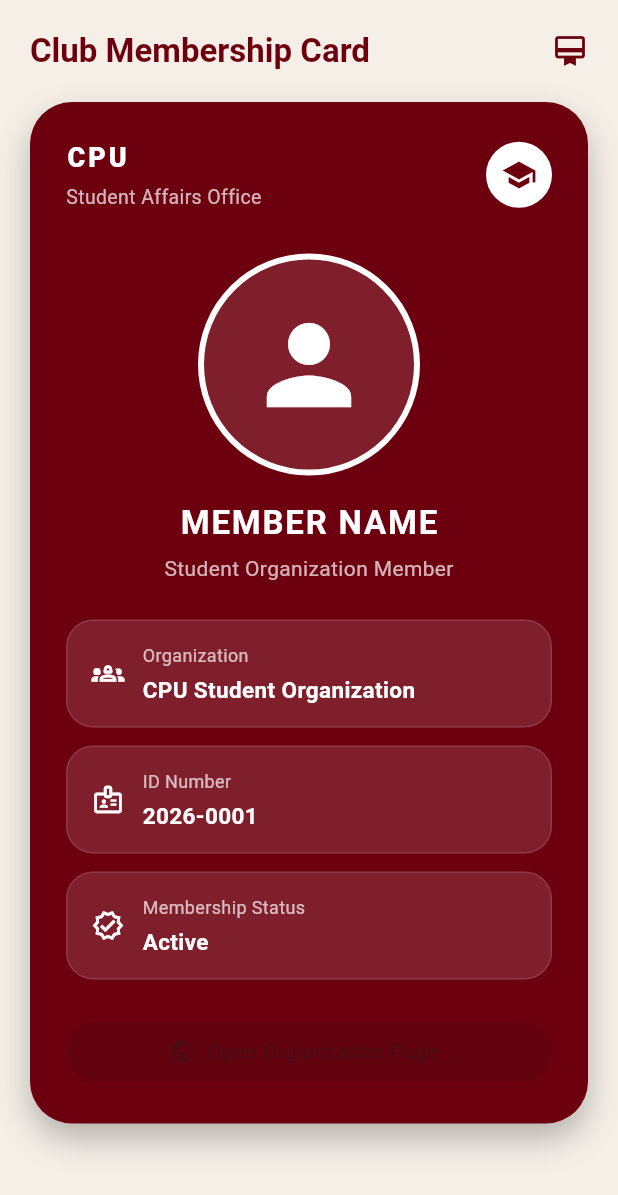
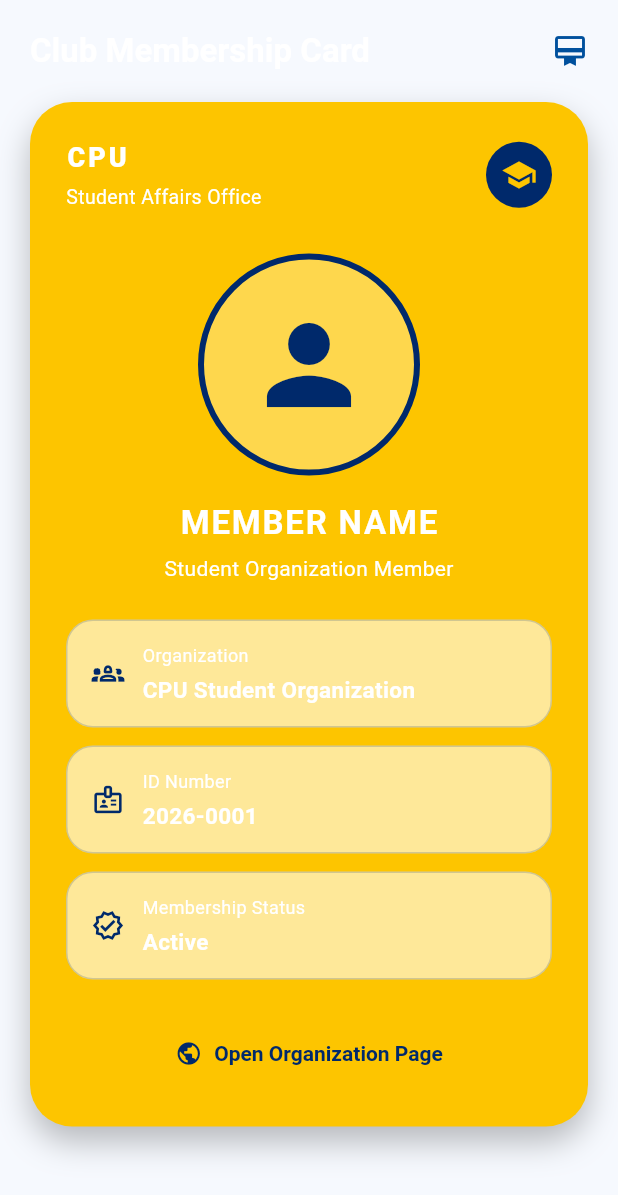
Before and after one commit to swcidd/Sanol_SherwinSid_Lab5, a Flutter app: the screen it shows after launch, on a phone screen of 412 x 824 dp. Shown: the top 1195 px of the screen. Run offline on Flutter 3.47's test engine with Material 3 defaults, Android fonts, the phone set to English and light mode, and no system bars.

Commit message:
style: update membership card styling to CPU colors and make text colors white

```diff
--- a/lib/main.dart
+++ b/lib/main.dart
@@ -1,4 +1,10 @@
 import 'package:flutter/material.dart';
+
+const Color imperialBlue = Color(0xFF00296B);
+const Color frenchBlue = Color(0xFF003F88);
+const Color steelAzure = Color(0xFF00509D);
+const Color schoolBusYellow = Color(0xFFFDC500);
+const Color gold = Color(0xFFFFD500);
 
 void main() {
   runApp(const MyApp());
@@ -14,9 +20,34 @@ class MyApp extends StatelessWidget {
       title: 'Club Membership Card',
       debugShowCheckedModeBanner: false,
       theme: ThemeData(
-        colorScheme: ColorScheme.fromSeed(seedColor: const Color(0xFF6D000F)),
+        colorScheme: ColorScheme.fromSeed(seedColor: imperialBlue).copyWith(
+          primary: schoolBusYellow,
+          secondary: frenchBlue,
+          tertiary: steelAzure,
+          surface: Colors.white,
+          onPrimary: imperialBlue,
+          onSecondary: gold,
+          onSurface: imperialBlue,
+        ),
         useMaterial3: true,
-        scaffoldBackgroundColor: const Color(0xFFF5EFE8),
+        scaffoldBackgroundColor: const Color(0xFFF6F9FE),
+        appBarTheme: const AppBarTheme(
+          backgroundColor: imperialBlue,
+          foregroundColor: Colors.white,
+        ),
+        filledButtonTheme: FilledButtonThemeData(
+          style: FilledButton.styleFrom(
+            backgroundColor: schoolBusYellow,
+            foregroundColor: imperialBlue,
+            textStyle: const TextStyle(
+              fontWeight: FontWeight.w700,
+            ),
+            padding: const EdgeInsets.symmetric(vertical: 16, horizontal: 20),
+            shape: RoundedRectangleBorder(
+              borderRadius: BorderRadius.circular(16),
+            ),
+          ),
+        ),
       ),
       home: const MembershipCardScreen(),
     );
@@ -45,7 +76,7 @@ class MembershipCardScreen extends StatelessWidget {
                   constraints: const BoxConstraints(maxWidth: 560),
                   padding: const EdgeInsets.all(24),
                   decoration: BoxDecoration(
-                    color: const Color(0xFF6D000F),
+                    color: schoolBusYellow,
                     borderRadius: BorderRadius.circular(28),
                     boxShadow: const [
                       BoxShadow(
@@ -66,14 +97,14 @@ class MembershipCardScreen extends StatelessWidget {
                           width: 148,
                           height: 148,
                           decoration: BoxDecoration(
-                            color: Colors.white.withOpacity(0.12),
+                            color: Colors.white.withOpacity(0.3),
                             shape: BoxShape.circle,
-                            border: Border.all(color: Colors.white, width: 4),
+                            border: Border.all(color: imperialBlue, width: 4),
                           ),
                           child: const Icon(
                             Icons.person,
                             size: 84,
-                            color: Colors.white,
+                            color: imperialBlue,
                           ),
                         ),
                       ),
@@ -93,7 +124,7 @@ class MembershipCardScreen extends StatelessWidget {
                             Text(
                               'Student Organization Member',
                               style: theme.textTheme.bodyMedium?.copyWith(
-                                color: Colors.white70,
+                                color: Colors.white,
                               ),
                             ),
                           ],
@@ -121,7 +152,7 @@ class MembershipCardScreen extends StatelessWidget {
                       SizedBox(
                         width: double.infinity,
                         child: FilledButton.icon(
-                          onPressed: null,
+                          onPressed: () {},
                           icon: const Icon(Icons.public),
                           label: const Text('Open Organization Page'),
                         ),
@@ -152,10 +183,10 @@ class _TopBar extends StatelessWidget {
           'Club Membership Card',
           style: theme.textTheme.titleLarge?.copyWith(
             fontWeight: FontWeight.w700,
-            color: const Color(0xFF6D000F),
+            color: Colors.white,
           ),
         ),
-        const Icon(Icons.card_membership, color: Color(0xFF6D000F)),
+        const Icon(Icons.card_membership, color: steelAzure),
       ],
     );
   }
@@ -184,14 +215,14 @@ class _CardHeader extends StatelessWidget {
             SizedBox(height: 4),
             Text(
               'Student Affairs Office',
-              style: TextStyle(color: Colors.white70, fontSize: 13),
+              style: TextStyle(color: Colors.white, fontSize: 13),
             ),
           ],
         ),
         const CircleAvatar(
           radius: 22,
-          backgroundColor: Colors.white,
-          child: Icon(Icons.school, color: Color(0xFF6D000F)),
+          backgroundColor: imperialBlue,
+          child: Icon(Icons.school, color: schoolBusYellow),
         ),
       ],
     );
@@ -214,13 +245,13 @@ class _InfoTile extends StatelessWidget {
     return Container(
       padding: const EdgeInsets.symmetric(horizontal: 16, vertical: 14),
       decoration: BoxDecoration(
-        color: Colors.white.withOpacity(0.12),
+        color: Colors.white.withOpacity(0.6),
         borderRadius: BorderRadius.circular(18),
-        border: Border.all(color: Colors.white.withOpacity(0.12)),
+        border: Border.all(color: imperialBlue.withOpacity(0.18)),
       ),
       child: Row(
         children: [
-          Icon(icon, color: Colors.white, size: 22),
+          Icon(icon, color: imperialBlue, size: 22),
           const SizedBox(width: 12),
           Expanded(
             child: Column(
@@ -229,7 +260,7 @@ class _InfoTile extends StatelessWidget {
                 Text(
                   label,
                   style: const TextStyle(
-                    color: Colors.white70,
+                    color: Colors.white,
                     fontSize: 12,
                   ),
                 ),
```
